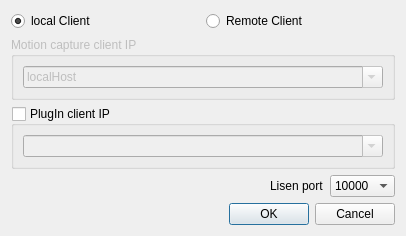
Before: the Qt Designer form nagapi/designer/MocapClientDialog.ui in gmeeresyoung/NagapiMocap, drawn with Qt 5.
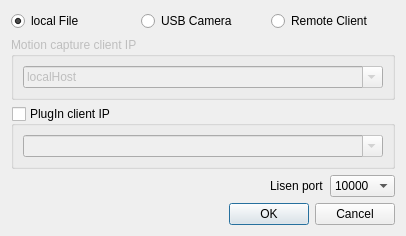
After: the same form once the commit is applied.

Commit message: lots of changes added local file read and local usb cam read

The edit to the form file:
```diff
--- a/nagapi/designer/MocapClientDialog.ui
+++ b/nagapi/designer/MocapClientDialog.ui
@@ -19,13 +19,20 @@
      <item>
       <widget class="QRadioButton" name="radioButton_local">
        <property name="text">
-        <string>local Client</string>
+        <string>local File</string>
        </property>
        <property name="checked">
         <bool>true</bool>
        </property>
       </widget>
      </item>
+     <item>
+      <widget class="QRadioButton" name="radioButton_usbCam">
+       <property name="text">
+        <string>USB Camera</string>
+       </property>
+      </widget>
+     </item>
      <item>
       <widget class="QRadioButton" name="radioButton_remote">
        <property name="text">
```
The commit also changes 5 other files.
